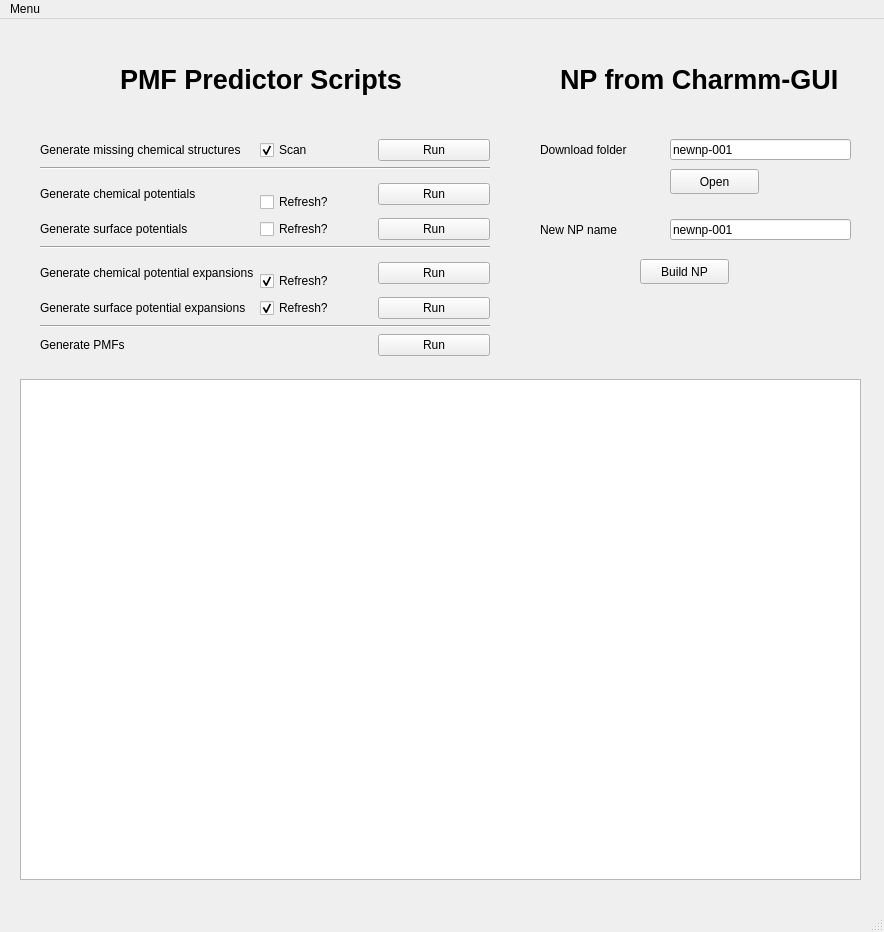
Before: the Qt Designer form pmfpredictorgui/dashboard.ui in ijrouse/PMFPredictor-Toolkit, drawn with Qt 5.
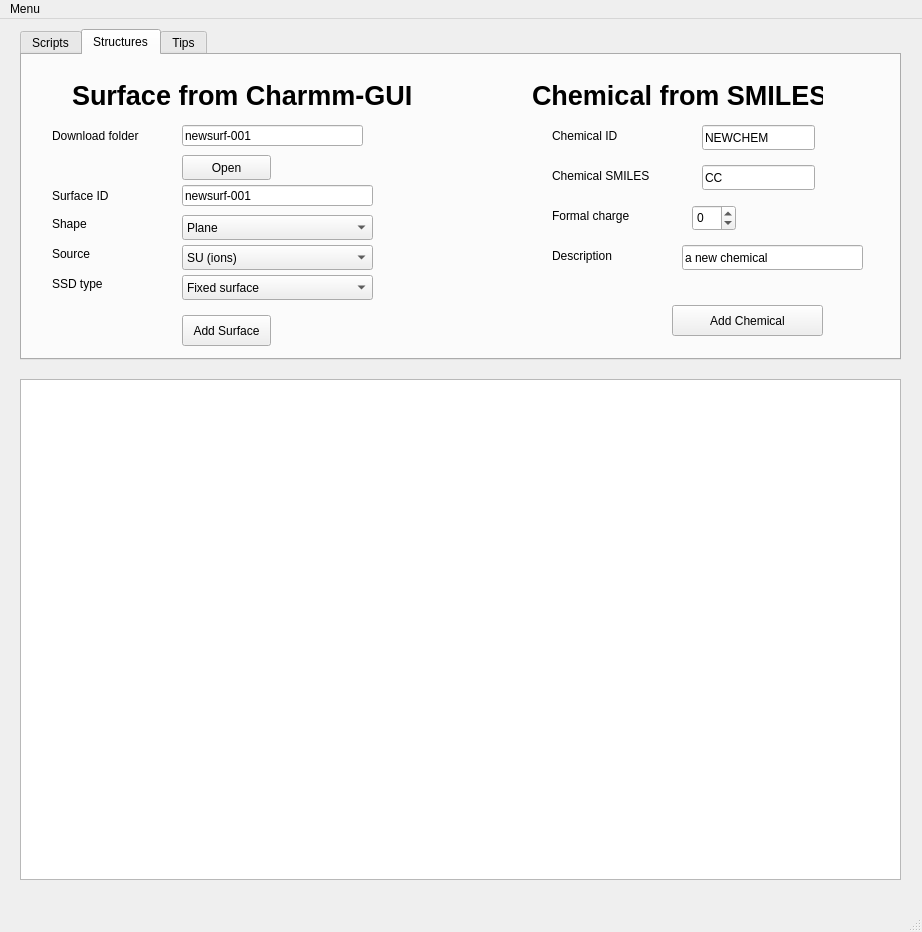
After: the same form once the commit is applied. The open tabs and pages were chosen to show the change. Icons and pictures are not drawn.

Patch:
```diff
--- a/pmfpredictorgui/dashboard.ui
+++ b/pmfpredictorgui/dashboard.ui
@@ -6,7 +6,7 @@
    <rect>
     <x>0</x>
     <y>0</y>
-    <width>884</width>
+    <width>922</width>
     <height>932</height>
    </rect>
   </property>
@@ -23,7 +23,7 @@
      <rect>
       <x>20</x>
       <y>360</y>
-      <width>841</width>
+      <width>881</width>
       <height>501</height>
      </rect>
     </property>
@@ -31,115 +31,27 @@
      <bool>true</bool>
     </property>
    </widget>
-   <widget class="QLabel" name="label_7">
+   <widget class="QTabWidget" name="tabWidget">
     <property name="geometry">
      <rect>
-      <x>560</x>
-      <y>40</y>
-      <width>291</width>
-      <height>41</height>
+      <x>20</x>
+      <y>10</y>
+      <width>881</width>
+      <height>331</height>
      </rect>
     </property>
-    <property name="text">
-     <string>&lt;html&gt;&lt;head/&gt;&lt;body&gt;&lt;p&gt;&lt;span style=&quot; font-size:20pt; font-weight:600;&quot;&gt;NP from Charmm-GUI&lt;/span&gt;&lt;/p&gt;&lt;/body&gt;&lt;/html&gt;</string>
+    <property name="currentIndex">
+     <number>0</number>
     </property>
-   </widget>
-   <widget class="QLabel" name="label_8">
+    <widget class="QWidget" name="tab">
+     <attribute name="title">
+      <string>Scripts</string>
+     </attribute>
+     <widget class="QWidget" name="layoutWidget">
     <property name="geometry">
      <rect>
-      <x>540</x>
-      <y>120</y>
-      <width>121</width>
-      <height>21</height>
-     </rect>
-    </property>
-    <property name="text">
-     <string>Download folder</string>
-    </property>
-   </widget>
-   <widget class="QLabel" name="label_9">
-    <property name="geometry">
-     <rect>
-      <x>540</x>
-      <y>200</y>
-      <width>101</width>
-      <height>21</height>
-     </rect>
-    </property>
-    <property name="text">
-     <string>New NP name</string>
-    </property>
-   </widget>
-   <widget class="QLineEdit" name="text_newNPName">
-    <property name="geometry">
-     <rect>
-      <x>670</x>
-      <y>200</y>
-      <width>181</width>
-      <height>21</height>
-     </rect>
-    </property>
-    <property name="text">
-     <string>newnp-001</string>
-    </property>
-   </widget>
-   <widget class="QPushButton" name="button_buildNP">
-    <property name="geometry">
-     <rect>
-      <x>640</x>
-      <y>240</y>
-      <width>89</width>
-      <height>25</height>
-     </rect>
-    </property>
-    <property name="text">
-     <string>Build NP</string>
-    </property>
-   </widget>
-   <widget class="QLineEdit" name="text_newNPLocation">
-    <property name="geometry">
-     <rect>
-      <x>670</x>
-      <y>120</y>
-      <width>181</width>
-      <height>21</height>
-     </rect>
-    </property>
-    <property name="text">
-     <string>newnp-001</string>
-    </property>
-   </widget>
-   <widget class="QPushButton" name="button_FindNPDownloadFolder">
-    <property name="geometry">
-     <rect>
-      <x>670</x>
-      <y>150</y>
-      <width>89</width>
-      <height>25</height>
-     </rect>
-    </property>
-    <property name="text">
-     <string>Open</string>
-    </property>
-   </widget>
-   <widget class="QLabel" name="label_10">
-    <property name="geometry">
-     <rect>
-      <x>120</x>
-      <y>40</y>
-      <width>291</width>
-      <height>41</height>
-     </rect>
-    </property>
-    <property name="text">
-     <string>&lt;html&gt;&lt;head/&gt;&lt;body&gt;&lt;p&gt;&lt;span style=&quot; font-size:20pt; font-weight:600;&quot;&gt;PMF Predictor Scripts&lt;/span&gt;&lt;/p&gt;&lt;/body&gt;&lt;/html&gt;</string>
-    </property>
-   </widget>
-   <widget class="QWidget" name="">
-    <property name="geometry">
-     <rect>
-      <x>40</x>
-      <y>120</y>
+        <x>10</x>
+        <y>60</y>
       <width>450</width>
       <height>217</height>
      </rect>
@@ -157,6 +69,9 @@
        <property name="text">
         <string>Scan</string>
        </property>
+         <property name="checkable">
+          <bool>true</bool>
+         </property>
        <property name="checked">
         <bool>true</bool>
        </property>
@@ -296,13 +211,441 @@
      </item>
     </layout>
    </widget>
+     <widget class="QLabel" name="label_10">
+      <property name="geometry">
+       <rect>
+        <x>30</x>
+        <y>10</y>
+        <width>291</width>
+        <height>41</height>
+       </rect>
+      </property>
+      <property name="text">
+       <string>&lt;html&gt;&lt;head/&gt;&lt;body&gt;&lt;p&gt;&lt;span style=&quot; font-size:20pt; font-weight:600;&quot;&gt;PMF Predictor Scripts&lt;/span&gt;&lt;/p&gt;&lt;/body&gt;&lt;/html&gt;</string>
+      </property>
+     </widget>
+    </widget>
+    <widget class="QWidget" name="tab_2">
+     <attribute name="title">
+      <string>Structures</string>
+     </attribute>
+     <widget class="QPushButton" name="button_FindNPDownloadFolder">
+      <property name="geometry">
+       <rect>
+        <x>160</x>
+        <y>100</y>
+        <width>89</width>
+        <height>25</height>
+       </rect>
+      </property>
+      <property name="text">
+       <string>Open</string>
+      </property>
+     </widget>
+     <widget class="QLineEdit" name="text_newNPLocation">
+      <property name="geometry">
+       <rect>
+        <x>160</x>
+        <y>70</y>
+        <width>181</width>
+        <height>21</height>
+       </rect>
+      </property>
+      <property name="text">
+       <string>newsurf-001</string>
+      </property>
+     </widget>
+     <widget class="QLabel" name="label_7">
+      <property name="geometry">
+       <rect>
+        <x>50</x>
+        <y>20</y>
+        <width>351</width>
+        <height>41</height>
+       </rect>
+      </property>
+      <property name="text">
+       <string>&lt;html&gt;&lt;head/&gt;&lt;body&gt;&lt;p&gt;&lt;span style=&quot; font-size:20pt; font-weight:600;&quot;&gt;Surface from Charmm-GUI&lt;/span&gt;&lt;/p&gt;&lt;/body&gt;&lt;/html&gt;</string>
+      </property>
+     </widget>
+     <widget class="QLineEdit" name="text_newNPName">
+      <property name="geometry">
+       <rect>
+        <x>160</x>
+        <y>130</y>
+        <width>191</width>
+        <height>21</height>
+       </rect>
+      </property>
+      <property name="text">
+       <string>newsurf-001</string>
+      </property>
+     </widget>
+     <widget class="QLabel" name="label_8">
+      <property name="geometry">
+       <rect>
+        <x>30</x>
+        <y>70</y>
+        <width>121</width>
+        <height>21</height>
+       </rect>
+      </property>
+      <property name="text">
+       <string>Download folder</string>
+      </property>
+     </widget>
+     <widget class="QLabel" name="label_9">
+      <property name="geometry">
+       <rect>
+        <x>30</x>
+        <y>130</y>
+        <width>101</width>
+        <height>21</height>
+       </rect>
+      </property>
+      <property name="text">
+       <string>Surface ID</string>
+      </property>
+     </widget>
+     <widget class="QPushButton" name="button_buildNP">
+      <property name="geometry">
+       <rect>
+        <x>160</x>
+        <y>260</y>
+        <width>89</width>
+        <height>31</height>
+       </rect>
+      </property>
+      <property name="text">
+       <string>Add Surface</string>
+      </property>
+     </widget>
+     <widget class="QLabel" name="label_11">
+      <property name="geometry">
+       <rect>
+        <x>30</x>
+        <y>160</y>
+        <width>67</width>
+        <height>17</height>
+       </rect>
+      </property>
+      <property name="text">
+       <string>Shape</string>
+      </property>
+     </widget>
+     <widget class="QLabel" name="label_12">
+      <property name="geometry">
+       <rect>
+        <x>30</x>
+        <y>190</y>
+        <width>67</width>
+        <height>17</height>
+       </rect>
+      </property>
+      <property name="text">
+       <string>Source</string>
+      </property>
+     </widget>
+     <widget class="QLabel" name="label_13">
+      <property name="geometry">
+       <rect>
+        <x>30</x>
+        <y>220</y>
+        <width>67</width>
+        <height>17</height>
+       </rect>
+      </property>
+      <property name="text">
+       <string>SSD type</string>
+      </property>
+     </widget>
+     <widget class="QComboBox" name="cb_npShape">
+      <property name="geometry">
+       <rect>
+        <x>160</x>
+        <y>160</y>
+        <width>191</width>
+        <height>25</height>
+       </rect>
+      </property>
+      <item>
+       <property name="text">
+        <string>Plane</string>
+       </property>
+      </item>
+      <item>
+       <property name="text">
+        <string>Cylinder</string>
+       </property>
+      </item>
+     </widget>
+     <widget class="QComboBox" name="cb_npSource">
+      <property name="geometry">
+       <rect>
+        <x>160</x>
+        <y>190</y>
+        <width>191</width>
+        <height>25</height>
+       </rect>
+      </property>
+      <item>
+       <property name="text">
+        <string>SU (ions)</string>
+       </property>
+      </item>
+      <item>
+       <property name="text">
+        <string>UCD</string>
+       </property>
+      </item>
+      <item>
+       <property name="text">
+        <string>SU (no ions)</string>
+       </property>
+      </item>
+     </widget>
+     <widget class="QComboBox" name="cb_npSSD">
+      <property name="geometry">
+       <rect>
+        <x>160</x>
+        <y>220</y>
+        <width>191</width>
+        <height>25</height>
+       </rect>
+      </property>
+      <item>
+       <property name="text">
+        <string>Fixed surface</string>
+       </property>
+      </item>
+      <item>
+       <property name="text">
+        <string>Min z. dist</string>
+       </property>
+      </item>
+      <item>
+       <property name="text">
+        <string>COM - slab width</string>
+       </property>
+      </item>
+      <item>
+       <property name="text">
+        <string>Fixed (graphene-like)</string>
+       </property>
+      </item>
+     </widget>
+     <widget class="QLabel" name="label_14">
+      <property name="geometry">
+       <rect>
+        <x>510</x>
+        <y>20</y>
+        <width>291</width>
+        <height>41</height>
+       </rect>
+      </property>
+      <property name="text">
+       <string>&lt;html&gt;&lt;head/&gt;&lt;body&gt;&lt;p&gt;&lt;span style=&quot; font-size:20pt; font-weight:600;&quot;&gt;Chemical from SMILES&lt;/span&gt;&lt;/p&gt;&lt;/body&gt;&lt;/html&gt;</string>
+      </property>
+     </widget>
+     <widget class="QLineEdit" name="text_newChemID">
+      <property name="geometry">
+       <rect>
+        <x>680</x>
+        <y>70</y>
+        <width>113</width>
+        <height>25</height>
+       </rect>
+      </property>
+      <property name="text">
+       <string>NEWCHEM</string>
+      </property>
+     </widget>
+     <widget class="QLineEdit" name="text_newChemSmiles">
+      <property name="geometry">
+       <rect>
+        <x>680</x>
+        <y>110</y>
+        <width>113</width>
+        <height>25</height>
+       </rect>
+      </property>
+      <property name="text">
+       <string>CC</string>
+      </property>
+     </widget>
+     <widget class="QLineEdit" name="text_newChemDesc">
+      <property name="geometry">
+       <rect>
+        <x>660</x>
+        <y>190</y>
+        <width>181</width>
+        <height>25</height>
+       </rect>
+      </property>
+      <property name="text">
+       <string>a new chemical</string>
+      </property>
+     </widget>
+     <widget class="QLabel" name="label_15">
+      <property name="geometry">
+       <rect>
+        <x>530</x>
+        <y>70</y>
+        <width>111</width>
+        <height>21</height>
+       </rect>
+      </property>
+      <property name="text">
+       <string>Chemical ID</string>
+      </property>
+     </widget>
+     <widget class="QLabel" name="label_16">
+      <property name="geometry">
+       <rect>
+        <x>530</x>
+        <y>110</y>
+        <width>121</width>
+        <height>21</height>
+       </rect>
+      </property>
+      <property name="text">
+       <string>Chemical SMILES</string>
+      </property>
+     </widget>
+     <widget class="QLabel" name="label_17">
+      <property name="geometry">
+       <rect>
+        <x>530</x>
+        <y>150</y>
+        <width>111</width>
+        <height>21</height>
+       </rect>
+      </property>
+      <property name="text">
+       <string>Formal charge</string>
+      </property>
+     </widget>
+     <widget class="QSpinBox" name="spinBox_newChemCharge">
+      <property name="geometry">
+       <rect>
+        <x>670</x>
+        <y>150</y>
+        <width>44</width>
+        <height>26</height>
+       </rect>
+      </property>
+      <property name="minimum">
+       <number>-5</number>
+      </property>
+      <property name="maximum">
+       <number>5</number>
+      </property>
+     </widget>
+     <widget class="QLabel" name="label_18">
+      <property name="geometry">
+       <rect>
+        <x>530</x>
+        <y>190</y>
+        <width>111</width>
+        <height>21</height>
+       </rect>
+      </property>
+      <property name="text">
+       <string>Description</string>
+      </property>
+     </widget>
+     <widget class="QPushButton" name="button_addChem">
+      <property name="geometry">
+       <rect>
+        <x>650</x>
+        <y>250</y>
+        <width>151</width>
+        <height>31</height>
+       </rect>
+      </property>
+      <property name="text">
+       <string>Add Chemical</string>
+      </property>
+     </widget>
+    </widget>
+    <widget class="QWidget" name="tab_3">
+     <attribute name="title">
+      <string>Tips</string>
+     </attribute>
+     <widget class="QLabel" name="label_19">
+      <property name="geometry">
+       <rect>
+        <x>20</x>
+        <y>20</y>
+        <width>851</width>
+        <height>51</height>
+       </rect>
+      </property>
+      <property name="text">
+       <string>Scripts should usually be run starting from the top and working downwards, as this means everything is calculated in order.</string>
+      </property>
+     </widget>
+     <widget class="QLabel" name="label_20">
+      <property name="geometry">
+       <rect>
+        <x>20</x>
+        <y>70</y>
+        <width>831</width>
+        <height>21</height>
+       </rect>
+      </property>
+      <property name="text">
+       <string>Unless you have a very good reason to change them, the check boxes should be left alone.</string>
+      </property>
+     </widget>
+     <widget class="QLabel" name="label_21">
+      <property name="geometry">
+       <rect>
+        <x>20</x>
+        <y>110</y>
+        <width>851</width>
+        <height>31</height>
+       </rect>
+      </property>
+      <property name="text">
+       <string>Adding a surface generates the corresponding entry in SurfaceDefinitions and makes a structure file.</string>
+      </property>
+     </widget>
+     <widget class="QLabel" name="label_22">
+      <property name="geometry">
+       <rect>
+        <x>20</x>
+        <y>150</y>
+        <width>831</width>
+        <height>31</height>
+       </rect>
+      </property>
+      <property name="text">
+       <string>Adding a chemical adds the entry to ChemicalDefinitions but doesn't make the structure automatically</string>
+      </property>
+     </widget>
+     <widget class="QLabel" name="label_23">
+      <property name="geometry">
+       <rect>
+        <x>50</x>
+        <y>180</y>
+        <width>821</width>
+        <height>31</height>
+       </rect>
+      </property>
+      <property name="text">
+       <string>Running the script to generate missing chemical structures batch-processes these, or you can manually add one.</string>
+      </property>
+     </widget>
+    </widget>
+   </widget>
   </widget>
   <widget class="QMenuBar" name="menubar">
    <property name="geometry">
     <rect>
      <x>0</x>
      <y>0</y>
-     <width>884</width>
+     <width>922</width>
      <height>22</height>
     </rect>
    </property>
```
Left out of the diff: 2 changed lines with no effect on the pictures. Lines whose indentation alone changed are shown as unchanged.
